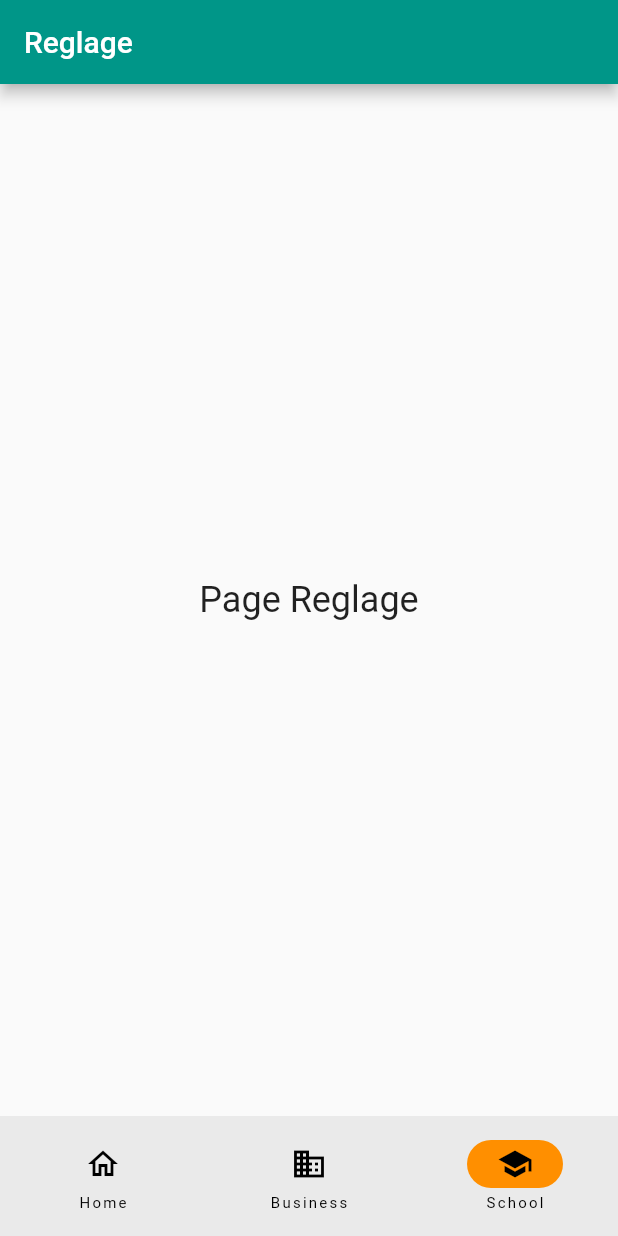
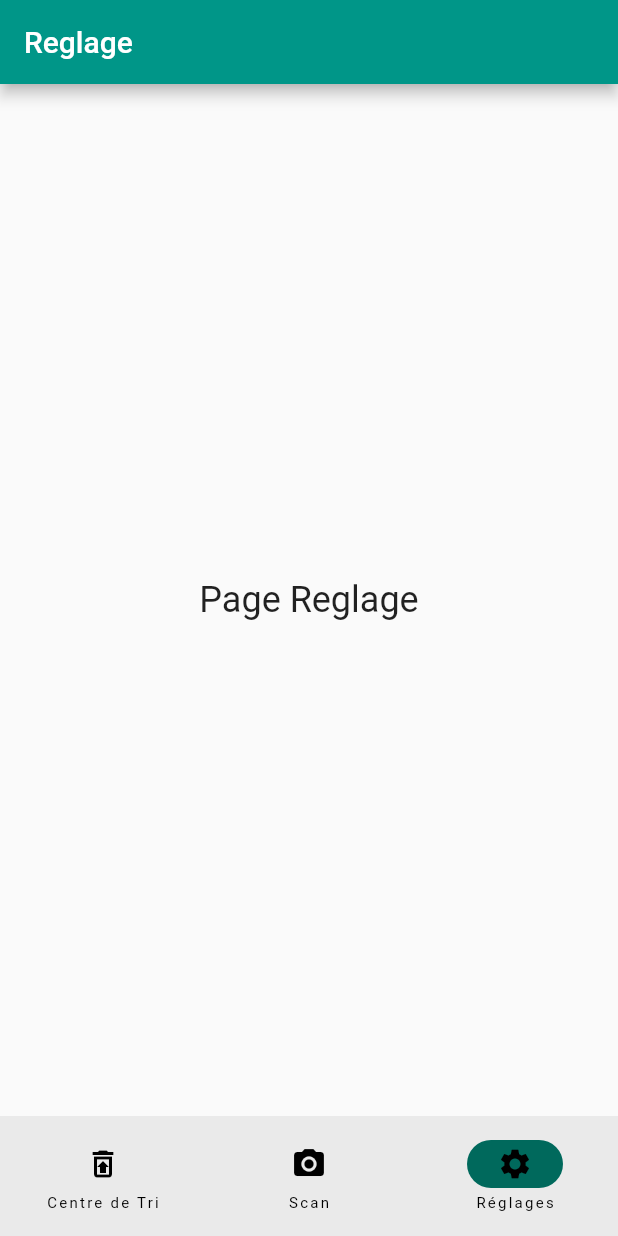
Before and after one commit to SoniaM34/BinVision, a Flutter app: the NavigationExample screen opened directly, item 3 of the bottom bar chosen, on a phone screen of 412 x 824 dp. Run offline on Flutter 3.47's test engine with Material 2 defaults, Android fonts, the phone set to English and light mode, and no system bars.

Commit message:
finalisation de la page centre de tri et la page scan.

```diff
--- a/lib/components/bottom_navigationbar_widget.dart
+++ b/lib/components/bottom_navigationbar_widget.dart
@@ -36,22 +36,22 @@ class _NavigationExampleState extends State<NavigationExample> {
             currentPageIndex = index;
           });
         },
-        indicatorColor: Colors.amber[800],
+        indicatorColor: Colors.teal[800],
         selectedIndex: currentPageIndex,
         destinations: const <Widget>[
           NavigationDestination(
-            selectedIcon: Icon(Icons.home),
-            icon: Icon(Icons.home_outlined),
-            label: 'Home',
+            selectedIcon: Icon(Icons.restore_from_trash),
+            icon: Icon(Icons.restore_from_trash_outlined),
+            label: 'Centre de Tri',
           ),
           NavigationDestination(
-            icon: Icon(Icons.business),
-            label: 'Business',
+            icon: Icon(Icons.photo_camera),
+            label: 'Scan',
           ),
           NavigationDestination(
-            selectedIcon: Icon(Icons.school),
-            icon: Icon(Icons.school_outlined),
-            label: 'School',
+            selectedIcon: Icon(Icons.settings),
+            icon: Icon(Icons.settings_outlined),
+            label: 'Réglages',
           ),
         ],
       ),
--- a/lib/main.dart
+++ b/lib/main.dart
@@ -1,7 +1,5 @@
 import 'package:binvision/components/bottom_navigationbar_widget.dart';
-import 'package:binvision/screens/scan.dart';
 import 'package:flutter/material.dart';
-import 'screens/centre_de_tri.dart';
 
 void main() {
   runApp(const MyApp());
--- a/lib/screens/centre_de_tri.dart
+++ b/lib/screens/centre_de_tri.dart
@@ -1,3 +1,4 @@
+import 'package:flutter/cupertino.dart';
 import 'package:flutter/material.dart';
 
 class CentreDeTri extends StatelessWidget {
@@ -6,6 +7,7 @@ class CentreDeTri extends StatelessWidget {
     return Scaffold(
       appBar: AppBar(
         title: Text("Centre de tri"),
+        backgroundColor: Colors.teal,
       ),
       body: Column(
         mainAxisAlignment: MainAxisAlignment.center,
@@ -14,7 +16,7 @@ class CentreDeTri extends StatelessWidget {
             "Position : 34000 - Montpellier",
             style: TextStyle(fontSize: 24.0),
           ),
-          SizedBox(height: 16.0), // Espacement entre le texte et l'image
+          SizedBox(height: 30.0), // Espacement entre le texte et l'image
           Image.asset('assets/map.png'),
           SizedBox(height: 16.0), // Espacement entre l'image et les bandeaux
           Container(
--- a/lib/screens/setting.dart
+++ b/lib/screens/setting.dart
@@ -6,6 +6,7 @@ class Setting extends StatelessWidget {
     return Scaffold(
       appBar: AppBar(
         title: Text("Reglage"),
+        backgroundColor: Colors.teal,
       ),
       body: const Center(
         child: Text(
--- a/pubspec.yaml
+++ b/pubspec.yaml
@@ -61,6 +61,7 @@ flutter:
   assets:
     - assets/BV_icon.png
     - assets/map.png
+    - assets/scan.png
 
   # To add assets to your application, add an assets section, like this:
   # assets:
```
Also changed, not shown: lib/screens/scan.dart (+20 -5 lines), assets/scan.PNG.
